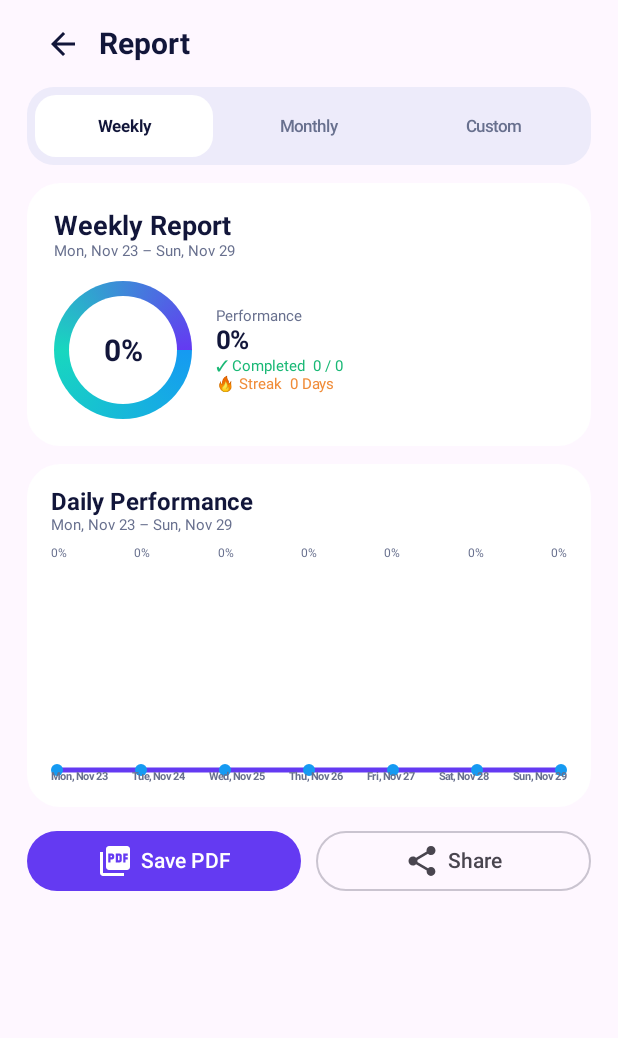
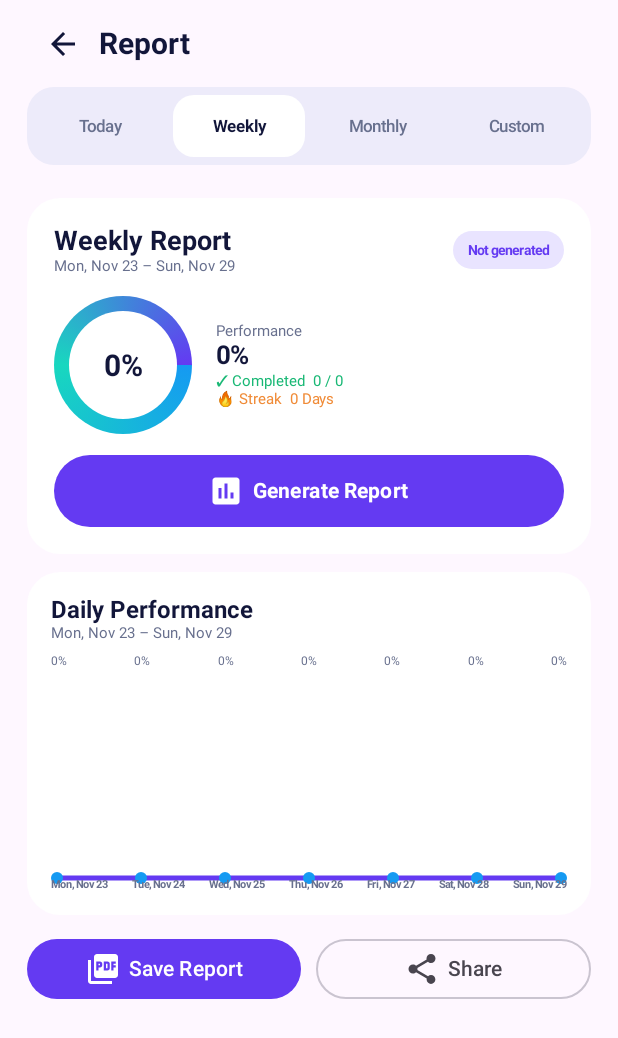
Before and after one commit to manibharathi1964/Activity-, an Android app built with Jetpack Compose: the composable Report called with empty values, after a tap on "Weekly", on a phone screen of 412 x 824 dp. Shown: the top 1038 px of the screen. Run offline under Robolectric (Android 15) with nearby library versions, the phone set to English and light mode, and no system bars.

Commit message:
Replace Insights with Report and fix immediate activity status updates

```diff
--- a/app/src/main/java/com/manibharathi/activity/MainActivity.kt
+++ b/app/src/main/java/com/manibharathi/activity/MainActivity.kt
@@ -44,7 +44,7 @@ private val P=Color(0xFF643AF2); private val B=Color(0xFF159AF2); private val N=
 private val M=Color(0xFF68708E); private val G=Color(0xFF19B875); private val O=Color(0xFFF08B37); private val C=Color.White
 
 data class A(val id:Long,var name:String,var cat:String,var target:String,var freq:String)
-enum class S{HOME,ADD,INSIGHTS,CALENDAR,REPORT,SETTINGS,SPLASH}
+enum class S{HOME,ADD,CALENDAR,REPORT,SETTINGS,SPLASH}
 object Done{val set=mutableSetOf<String>()}
 
 class MainActivity:ComponentActivity(){override fun onCreate(b:Bundle?){super.onCreate(b);setContent{App()}}}
@@ -59,11 +59,10 @@ class MainActivity:ComponentActivity(){override fun onCreate(b:Bundle?){super.on
  MaterialTheme(colorScheme=lightColorScheme()){Surface(Modifier.fillMaxSize(),color=Color(0xFFF6F6FF)){
   when(s){
    S.SPLASH->Splash()
-   S.HOME->Home(list,date,filter,completionVersion,{date=it},{filter=it},{edit=null;s=S.ADD},{id->toggle(c,id,date);completionVersion++},{edit=it;s=S.ADD},{s=S.INSIGHTS},{s=S.SETTINGS})
+   S.HOME->Home(list,date,filter,completionVersion,{date=it},{filter=it},{edit=null;s=S.ADD},{id->toggle(c,id,date);completionVersion++},{edit=it;s=S.ADD},{s=S.REPORT},{s=S.SETTINGS})
    S.ADD->Add(c,edit,{s=S.HOME}){x->list=if(edit==null)list+x else list.map{if(it.id==x.id)x else it};save(c,list);s=S.HOME}
-   S.INSIGHTS->Insights(list,date,{s=S.HOME},{s=S.REPORT},{pendingPdf=buildPdf(list);savePdf.launch("Activity-Report.pdf")},{share(c,report(list))})
    S.CALENDAR->Calendar(list,date,{s=S.HOME}){date=it;s=S.HOME}
-   S.REPORT->Report(list,{s=S.INSIGHTS},{pendingPdf=buildPdf(list);savePdf.launch("Activity-Report.pdf")},{share(c,report(list))})
+   S.REPORT->Report(list,{s=S.HOME},{start,end->pendingPdf=buildPdf(list,start,end);savePdf.launch("Activity-Report.pdf")},{text->share(c,text)})
    S.SETTINGS->Settings({s=S.HOME},{pendingExport=backupData(c,list);saveFile.launch("Activity-Backup.json")},{restore.launch(arrayOf("application/json"))},{share(c,report(list))},{Done.set.clear();c.getSharedPreferences("activity",Context.MODE_PRIVATE).edit().remove("done").apply()})
   }
  }}
@@ -87,7 +86,7 @@ class MainActivity:ComponentActivity(){override fun onCreate(b:Bundle?){super.on
  }
 }};item{GradButton("＋  Add Activity",add)}
   item{Text("Today",color=N,fontSize=21.sp,fontWeight=FontWeight.Bold);Text(list.size.toString()+" activities  •  "+d+" completed",color=M,fontSize=12.sp)}
-  items(shown){x->CardA(x,date,toggle,edit)};if(shown.isEmpty())item{Empty(add)};item{Quick(list,date,insights)}
+  items(shown){x->CardA(x,date,done(x.id,date),toggle,edit)};if(shown.isEmpty())item{Empty(add)};item{Quick(list,date,insights)}
  }}
  if(pickDate) NativeDatePicker(c,date){selected->setDate(selected);pickDate=false}
 }
@@ -103,8 +102,8 @@ class MainActivity:ComponentActivity(){override fun onCreate(b:Bundle?){super.on
 @Composable fun Pill(t:String,m:Modifier,on:()->Unit){Surface(m.height(50.dp).clickable{on()},RoundedCornerShape(16.dp),color=C){Box(Modifier.padding(horizontal=14.dp),Alignment.CenterStart){Text(t,color=N,fontSize=12.sp,fontWeight=FontWeight.SemiBold)}}}
 @Composable fun GradButton(t:String,on:()->Unit){Box(Modifier.fillMaxWidth().height(52.dp).clip(RoundedCornerShape(26.dp)).background(Brush.horizontalGradient(listOf(P,B))).clickable{on()},Alignment.Center){Text(t,color=C,fontWeight=FontWeight.Bold)}}
 
-@Composable fun CardA(x:A,date:String,toggle:(Long)->Unit,edit:(A)->Unit){
- val d=done(x.id,date)
+@Composable fun CardA(x:A,date:String,isDone:Boolean,toggle:(Long)->Unit,edit:(A)->Unit){
+ val d=isDone
  Surface(shape=RoundedCornerShape(20.dp),color=C,shadowElevation=2.dp){
   Row(Modifier.fillMaxWidth().clickable{toggle(x.id)}.padding(12.dp),verticalAlignment=Alignment.CenterVertically){
    Cat(x.cat);Spacer(Modifier.width(11.dp))
@@ -140,7 +139,7 @@ class MainActivity:ComponentActivity(){override fun onCreate(b:Bundle?){super.on
   }
  }
 }
-@Composable fun Nav(active:S,insights:()->Unit,settings:()->Unit){Surface(color=C,shadowElevation=3.dp){Row(Modifier.fillMaxWidth().height(78.dp).padding(horizontal=70.dp),verticalAlignment=Alignment.CenterVertically,horizontalArrangement=Arrangement.SpaceBetween){NavItem(Icons.Default.Home,"Home",active==S.HOME){};NavItem(Icons.Default.BarChart,"Insights",active==S.INSIGHTS,insights)}}}
+@Composable fun Nav(active:S,report:()->Unit,settings:()->Unit){Surface(color=C,shadowElevation=3.dp){Row(Modifier.fillMaxWidth().height(78.dp).padding(horizontal=70.dp),verticalAlignment=Alignment.CenterVertically,horizontalArrangement=Arrangement.SpaceBetween){NavItem(Icons.Default.Home,"Home",active==S.HOME){};NavItem(Icons.Default.Assessment,"Report",active==S.REPORT,report)}}}
 @Composable fun NavItem(i:ImageVector,t:String,selected:Boolean,on:()->Unit){Column(Modifier.width(96.dp).clickable{on()},horizontalAlignment=Alignment.CenterHorizontally){Box(Modifier.width(76.dp).height(34.dp).clip(RoundedCornerShape(20.dp)).background(if(selected)Color(0xFFE8DEFF) else Color.Transparent),Alignment.Center){Icon(i,null,tint=if(selected)N else M,modifier=Modifier.size(25.dp))};Text(t,color=if(selected)N else M,fontSize=10.sp,fontWeight=FontWeight.Bold)}}
 
 @Composable fun Top(t:String,back:()->Unit){Row(Modifier.fillMaxWidth().height(58.dp),verticalAlignment=Alignment.CenterVertically){IconButton(back){Icon(Icons.Default.ArrowBack,null,tint=N)};Text(t,color=N,fontSize=20.sp,fontWeight=FontWeight.Bold)}}
@@ -320,25 +319,41 @@ fun Calendar(l:List<A>,date:String,back:()->Unit,choose:(String)->Unit){
  }
 }
 
-@Composable fun Report(l:List<A>,back:()->Unit,savePdf:()->Unit,share:()->Unit){
+@Composable fun Report(l:List<A>,back:()->Unit,savePdf:(String,String)->Unit,share:(String)->Unit){
  val c=androidx.compose.ui.platform.LocalContext.current
  var tab by remember{mutableStateOf(0)}
  var customStart by remember{mutableStateOf(today())}
  var customEnd by remember{mutableStateOf(today())}
  var pickingStart by remember{mutableStateOf(false)}
  var pickingEnd by remember{mutableStateOf(false)}
- val range=when(tab){0->weekBounds();1->monthBounds();else->normalizeRange(customStart,customEnd)}
+ var generatedAt by remember{mutableStateOf("")}
+ val range=when(tab){0->Pair(today(),today());1->weekBounds();2->monthBounds();else->normalizeRange(customStart,customEnd)}
  val stats=rangeStats(l,range.first,range.second)
  Column(Modifier.fillMaxSize().padding(horizontal=18.dp)){
   Top("Report",back)
   ReportSegmentedTabs(tab){tab=it}
-  Spacer(Modifier.height(12.dp))
+  Spacer(Modifier.height(10.dp))
   LazyColumn(verticalArrangement=Arrangement.spacedBy(12.dp),contentPadding=PaddingValues(bottom=24.dp)){
+   item{
+    if(tab==3){
+     Row(horizontalArrangement=Arrangement.spacedBy(8.dp)){
+      DateRangeButton("Start",customStart,Modifier.weight(1f)){pickingStart=true}
+      DateRangeButton("End",customEnd,Modifier.weight(1f)){pickingEnd=true}
+     }
+    }
+   }
    item{
     Surface(Modifier.fillMaxWidth(),shape=RoundedCornerShape(22.dp),color=C){
      Column(Modifier.padding(18.dp)){
-      Text(if(tab==0)"Weekly Report" else if(tab==1)"Monthly Report" else "Custom Report",color=N,fontSize=18.sp,fontWeight=FontWeight.Bold)
-      Text(formatRange(range.first,range.second),color=M,fontSize=10.sp)
+      Row(verticalAlignment=Alignment.CenterVertically){
+       Column(Modifier.weight(1f)){
+        Text(if(tab==0)"Today's Report" else if(tab==1)"Weekly Report" else if(tab==2)"Monthly Report" else "Custom Report",color=N,fontSize=18.sp,fontWeight=FontWeight.Bold)
+        Text(formatRange(range.first,range.second),color=M,fontSize=10.sp)
+       }
+       Surface(shape=RoundedCornerShape(14.dp),color=Color(0xFFE9E4FF)){
+        Text(if(generatedAt.isBlank())"Not generated" else "Generated",color=P,fontSize=9.sp,fontWeight=FontWeight.Bold,modifier=Modifier.padding(horizontal=10.dp,vertical=7.dp))
+       }
+      }
       Spacer(Modifier.height(14.dp))
       Row(verticalAlignment=Alignment.CenterVertically){
        Box(Modifier.size(92.dp).clip(CircleShape).background(Brush.sweepGradient(listOf(B,Color(0xFF18D7BF),P))),Alignment.Center){
@@ -354,24 +369,20 @@ fun Calendar(l:List<A>,date:String,back:()->Unit,choose:(String)->Unit){
         Text("🔥 Streak  "+streak()+" Days",color=O,fontSize=10.sp)
        }
       }
+      Spacer(Modifier.height(14.dp))
+      Button({generatedAt=SimpleDateFormat("hh:mm a",Locale.US).format(Date())},Modifier.fillMaxWidth().height(48.dp),shape=RoundedCornerShape(24.dp),colors=ButtonDefaults.buttonColors(containerColor=P)){
+       Icon(Icons.Default.Assessment,null);Spacer(Modifier.width(6.dp));Text("Generate Report",fontWeight=FontWeight.Bold)
+      }
      }
     }
    }
    item{DailyChart(l,range.first,range.second)}
-   if(tab==2){
-    item{
-     Row(horizontalArrangement=Arrangement.spacedBy(8.dp)){
-      DateRangeButton("Start",customStart,Modifier.weight(1f)){pickingStart=true}
-      DateRangeButton("End",customEnd,Modifier.weight(1f)){pickingEnd=true}
-     }
-    }
-   }
    item{
     Row(horizontalArrangement=Arrangement.spacedBy(10.dp)){
-     Button(savePdf,Modifier.weight(1f),colors=ButtonDefaults.buttonColors(containerColor=P)){
-      Icon(Icons.Default.PictureAsPdf,null);Spacer(Modifier.width(5.dp));Text("Save PDF")
+     Button({savePdf(range.first,range.second)},Modifier.weight(1f),colors=ButtonDefaults.buttonColors(containerColor=P)){
+      Icon(Icons.Default.PictureAsPdf,null);Spacer(Modifier.width(5.dp));Text("Save Report")
      }
-     OutlinedButton(share,Modifier.weight(1f)){
+     OutlinedButton({share(report(l,range.first,range.second))},Modifier.weight(1f)){
       Icon(Icons.Default.Share,null);Spacer(Modifier.width(5.dp));Text("Share")
      }
     }
@@ -383,7 +394,7 @@ fun Calendar(l:List<A>,date:String,back:()->Unit,choose:(String)->Unit){
 }
 
 @Composable fun ReportSegmentedTabs(selected:Int,onSelected:(Int)->Unit){
- SegmentedTabs(listOf("Weekly","Monthly","Custom"),selected,onSelected)
+ SegmentedTabs(listOf("Today","Weekly","Monthly","Custom"),selected,onSelected)
 }
 
 @Composable fun DateRangeButton(label:String,value:String,modifier:Modifier,onClick:()->Unit){
@@ -490,14 +501,14 @@ fun rangeStats(l:List<A>,start:String,end:String):Triple<Int,Int,Int>{
 
 fun backupData(c:Context,l:List<A>):String{val o=JSONObject();val a=JSONArray();l.forEach{val x=JSONObject();x.put("id",it.id);x.put("name",it.name);x.put("category",it.cat);x.put("target",it.target);x.put("frequency",it.freq);a.put(x)};o.put("activities",a);o.put("done",JSONArray(Done.set.toList()));return o.toString(2)}
 fun restoreData(c:Context,text:String){runCatching{val o=JSONObject(text);val a=o.optJSONArray("activities")?:JSONArray();c.getSharedPreferences("activity",Context.MODE_PRIVATE).edit().putString("items",a.toString()).apply();val d=o.optJSONArray("done");val set=mutableSetOf<String>();if(d!=null)for(i in 0 until d.length())set.add(d.getString(i));Done.set.clear();Done.set.addAll(set);c.getSharedPreferences("activity",Context.MODE_PRIVATE).edit().putStringSet("done",set).apply()}}
-fun buildPdf(l:List<A>):ByteArray{
+fun buildPdf(l:List<A>,start:String=today(),end:String=today()):ByteArray{
  val doc=PdfDocument();val pageW=595;val pageH=842;var pageNo=1;var page=doc.startPage(PdfDocument.PageInfo.Builder(pageW,pageH,pageNo).create());val canvas=page.canvas
  val p=android.graphics.Paint(android.graphics.Paint.ANTI_ALIAS_FLAG);p.color=android.graphics.Color.rgb(100,58,242);p.textSize=26f;p.typeface=android.graphics.Typeface.DEFAULT_BOLD
  canvas.drawRect(0f,0f,pageW.toFloat(),92f,p);p.color=android.graphics.Color.WHITE;canvas.drawText("Activity",42f,42f,p);p.textSize=13f;p.typeface=android.graphics.Typeface.DEFAULT;canvas.drawText("Plan • Track • Achieve",42f,66f,p)
  p.color=android.graphics.Color.rgb(18,22,58);p.textSize=20f;p.typeface=android.graphics.Typeface.DEFAULT_BOLD;canvas.drawText("Activity Performance Report",42f,132f,p)
- p.textSize=11f;p.typeface=android.graphics.Typeface.DEFAULT;canvas.drawText("Generated: "+display(today()),42f,153f,p)
- val completed=l.count{done(it.id,today())};val pct=if(l.isEmpty())0 else completed*100/l.size
- p.textSize=12f;p.typeface=android.graphics.Typeface.DEFAULT_BOLD;canvas.drawText("Overall Performance",42f,198f,p);p.textSize=30f;canvas.drawText(pct.toString()+"%",42f,232f,p);p.textSize=11f;p.typeface=android.graphics.Typeface.DEFAULT;canvas.drawText(completed.toString()+" completed  •  "+(l.size-completed)+" pending  •  "+streak()+" day streak",42f,253f,p)
+ p.textSize=11f;p.typeface=android.graphics.Typeface.DEFAULT;canvas.drawText("Range: "+formatRange(start,end),42f,153f,p)
+ val rangeDatesForPdf=rangeDates(start,end);val completed=rangeDatesForPdf.sumOf{d->l.count{done(it.id,d)}};val possible=l.size*rangeDatesForPdf.size;val pct=if(possible==0)0 else completed*100/possible
+ p.textSize=12f;p.typeface=android.graphics.Typeface.DEFAULT_BOLD;canvas.drawText("Overall Performance",42f,198f,p);p.textSize=30f;canvas.drawText(pct.toString()+"%",42f,232f,p);p.textSize=11f;p.typeface=android.graphics.Typeface.DEFAULT;canvas.drawText(completed.toString()+" completed  •  "+(possible-completed)+" pending  •  "+streak()+" day streak",42f,253f,p)
  p.color=android.graphics.Color.rgb(230,228,245);canvas.drawRoundRect(42f,270f,553f,278f,4f,4f,p);p.color=android.graphics.Color.rgb(100,58,242);canvas.drawRoundRect(42f,270f,42f+511f*(pct/100f),278f,4f,4f,p)
  p.color=android.graphics.Color.rgb(18,22,58);p.textSize=16f;p.typeface=android.graphics.Typeface.DEFAULT_BOLD;canvas.drawText("Activities",42f,320f,p);p.textSize=10f;p.typeface=android.graphics.Typeface.DEFAULT
  var y=350f
@@ -518,5 +529,11 @@ fun today()=SimpleDateFormat("yyyy-MM-dd",Locale.US).format(Date())
 fun display(s:String)=runCatching{SimpleDateFormat("EEE, MMM d",Locale.US).format(SimpleDateFormat("yyyy-MM-dd",Locale.US).parse(s)!!)}.getOrDefault(s)
 fun load(c:Context):List<A>{val raw=c.getSharedPreferences("activity",Context.MODE_PRIVATE).getString("items",null)?:return listOf(A(1,"Morning Exercise","Fitness","30 min","Daily"),A(2,"Drink 3 Litres Water","Health","3 L","Daily"),A(3,"10000 Steps Walking","Health","10,000 steps","Daily"),A(4,"Healthy Nutrition","Health","5 servings","Daily"),A(5,"Face Care & Sunscreen","Personal","Daily","Daily"));return runCatching{val a=JSONArray(raw);(0 until a.length()).map{val o=a.getJSONObject(it);A(o.getLong("id"),o.getString("name"),o.getString("category"),o.optString("target"),o.optString("frequency","Daily"))}}.getOrDefault(emptyList())}
 fun save(c:Context,l:List<A>){val a=JSONArray();l.forEach{val o=JSONObject();o.put("id",it.id);o.put("name",it.name);o.put("category",it.cat);o.put("target",it.target);o.put("frequency",it.freq);a.put(o)};c.getSharedPreferences("activity",Context.MODE_PRIVATE).edit().putString("items",a.toString()).apply()}
-fun report(l:List<A>)="ACTIVITY REPORT\n\n"+l.joinToString("\n"){it.name+" — "+if(done(it.id,today()))"Completed" else "Pending"}
+fun report(l:List<A>,start:String=today(),end:String=today()):String{
+ val dates=rangeDates(start,end)
+ return "ACTIVITY REPORT\n"+formatRange(start,end)+"\n\n"+l.joinToString("\n"){a->
+  val completed=dates.count{d->done(a.id,d)}
+  a.name+" — "+if(completed>0)"Completed on "+completed+" day(s)" else "Pending"
+ }
+}
 fun share(c:Context,t:String){c.startActivity(Intent.createChooser(Intent(Intent.ACTION_SEND).apply{type="text/plain";putExtra(Intent.EXTRA_TEXT,t)},"Activity"))}
```
